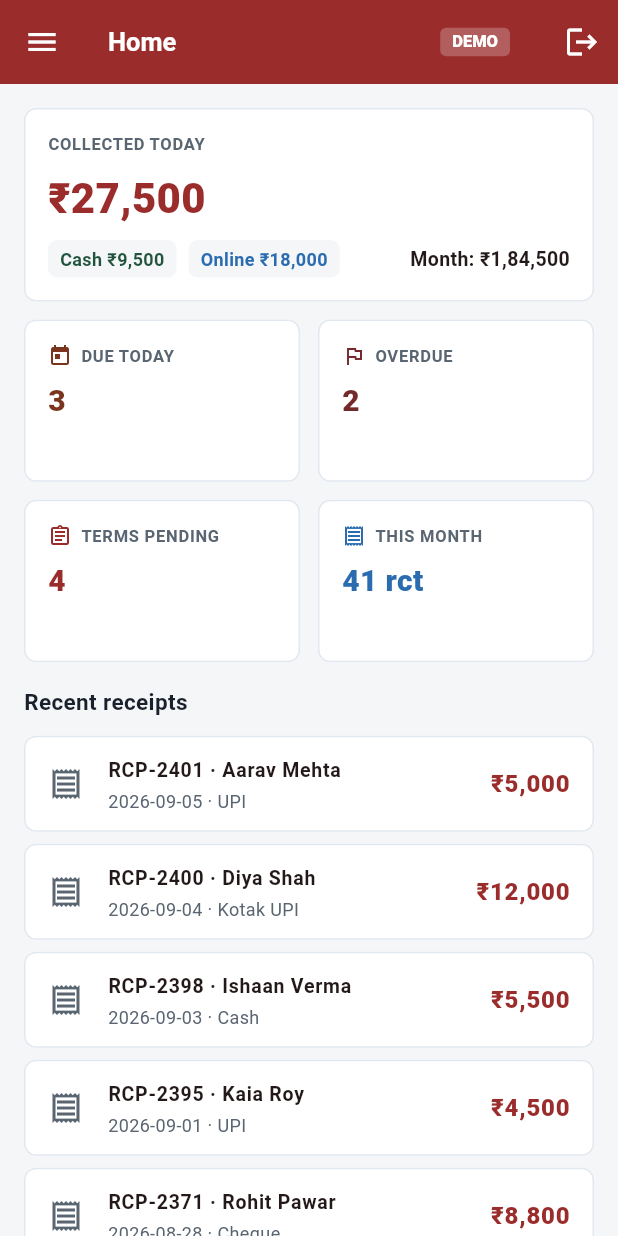
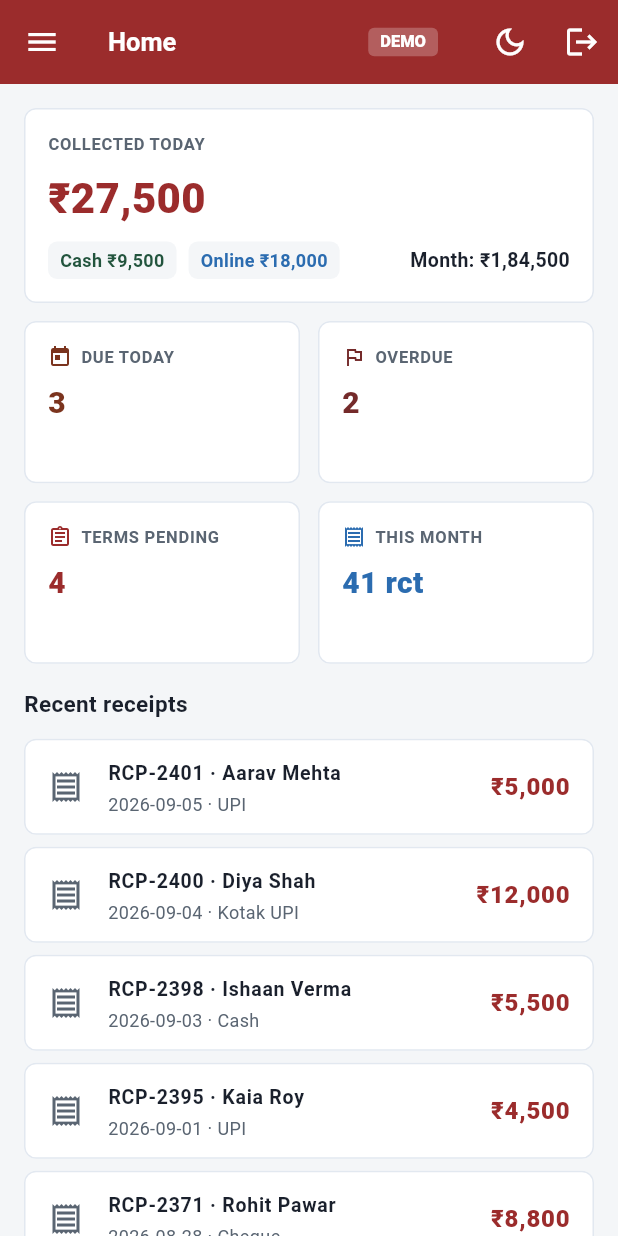
Before and after one commit to stackht/Swar-Mangal, a Flutter app: the screen it shows after launch, after a tap on "Staff", after a tap on "Demo · Founder", on a phone screen of 412 x 824 dp. Run offline on Flutter 3.47's test engine with Material 3 defaults, Android fonts, the phone set to English and light mode, and no system bars; our stand-ins replace shared_preferences.

Commit message:
AcademyOS APK: Apple-quality UX pass — dark mode, motion, skeletons
- Deliberate dark theme (navy surfaces, maroon-tinted primary, dark status
  variants) + persisted toggle (ThemeController, shared_preferences)
- Motion primitives (FadeIn, ViewSwitch, PressScale) fully disabled under
  prefers-reduced-motion; view transitions in the shell
- Shimmer skeletons replace blank spinners on dashboard/students/receipts
- Shared atoms resolve colors from Theme colorScheme (dark-mode correctness
  on every screen); StatusBadge uses dark semantic fg/bg pairs

```diff
--- a/lib/core/theme.dart
+++ b/lib/core/theme.dart
@@ -1,10 +1,12 @@
 import 'package:flutter/material.dart';
+import 'package:shared_preferences/shared_preferences.dart';
 
 /// Design tokens ported from the shared DesignSystem.html (RC3.12) so the
 /// mobile surface keeps the exact visual language of the web apps.
 class AppColors {
   AppColors._();
 
+  // light ("warm neutral + navy ink" per the product language)
   static const ink = Color(0xFF1A202C);
   static const muted = Color(0xFF5A6572);
   static const line = Color(0xFFE2E8F0);
@@ -15,14 +17,30 @@ class AppColors {
   static const primaryDark = Color(0xFF7F2323);
   static const focus = Color(0xFF2B6CB0);
 
+  // dark ("deep navy, deliberately designed — not inverted")
+  static const dInk = Color(0xFFEDF1F7);
+  static const dMuted = Color(0xFF9BA7B6);
+  static const dLine = Color(0xFF2A3442);
+  static const dPageBg = Color(0xFF0F141D);
+  static const dSurface = Color(0xFF161D28);
+  static const dSurfaceAlt = Color(0xFF1D2632);
+
   static const okFg = Color(0xFF22543D);
   static const okBg = Color(0xFFC6F6D5);
+  static const dOkFg = Color(0xFF9AE6B4);
+  static const dOkBg = Color(0xFF1C3A2B);
   static const warnFg = Color(0xFF7B341E);
   static const warnBg = Color(0xFFFEEBC8);
+  static const dWarnFg = Color(0xFFF6C178);
+  static const dWarnBg = Color(0xFF3A2A18);
   static const blockFg = Color(0xFF742A2A);
   static const blockBg = Color(0xFFFED7D7);
+  static const dBlockFg = Color(0xFFF7A8A8);
+  static const dBlockBg = Color(0xFF3B2121);
   static const infoFg = Color(0xFF2A4365);
   static const infoBg = Color(0xFFEBF8FF);
+  static const dInfoFg = Color(0xFF90CDF4);
+  static const dInfoBg = Color(0xFF132B3B);
 }
 
 /// Comfortable touch-first spacing, 4px scale like the web tokens.
@@ -37,51 +55,69 @@ class AppSpace {
   static const s7 = 48.0;
 }
 
-ThemeData buildAppTheme() {
-  final base = ThemeData(
-    useMaterial3: true,
-    colorScheme: ColorScheme.fromSeed(
+class AppTheme {
+  AppTheme._();
+
+  static ThemeData light() => _build(Brightness.light);
+
+  static ThemeData dark() => _build(Brightness.dark);
+
+  static ThemeData _build(Brightness brightness) {
+    final dark = brightness == Brightness.dark;
+    final ink = dark ? AppColors.dInk : AppColors.ink;
+    final muted = dark ? AppColors.dMuted : AppColors.muted;
+    final line = dark ? AppColors.dLine : AppColors.line;
+    final bg = dark ? AppColors.dPageBg : AppColors.pageBg;
+    final surface = dark ? AppColors.dSurface : AppColors.surface;
+    final chipBg = dark ? AppColors.dSurfaceAlt : AppColors.pageBg;
+    final blockFg = dark ? AppColors.dBlockFg : AppColors.blockFg;
+
+    final scheme = ColorScheme.fromSeed(
       seedColor: AppColors.primary,
-      primary: AppColors.primary,
-      surface: AppColors.surface,
-      error: AppColors.blockFg,
-    ),
-    scaffoldBackgroundColor: AppColors.pageBg,
+      brightness: brightness,
+      primary: dark ? Color(0xFFC65F5F) : AppColors.primary,
+      surface: surface,
+      onSurface: ink,
+      onSurfaceVariant: muted,
+      error: blockFg,
     );
 
-  return base.copyWith(
-    appBarTheme: const AppBarTheme(
-      backgroundColor: AppColors.primary,
+    return ThemeData(
+      useMaterial3: true,
+      brightness: brightness,
+      colorScheme: scheme,
+      scaffoldBackgroundColor: bg,
+      appBarTheme: AppBarTheme(
+        backgroundColor: dark ? AppColors.dSurfaceAlt : AppColors.primary,
         foregroundColor: Colors.white,
         elevation: 0,
         centerTitle: false,
-      titleTextStyle: TextStyle(
+        titleTextStyle: const TextStyle(
           color: Colors.white,
           fontSize: 17,
           fontWeight: FontWeight.w700,
         ),
       ),
       cardTheme: CardThemeData(
-      color: AppColors.surface,
+        color: surface,
         elevation: 0,
         shape: RoundedRectangleBorder(
           borderRadius: BorderRadius.circular(8),
-        side: const BorderSide(color: AppColors.line),
+          side: BorderSide(color: line),
         ),
         margin: EdgeInsets.zero,
       ),
       inputDecorationTheme: InputDecorationTheme(
         filled: true,
-      fillColor: AppColors.surface,
-      contentPadding:
-          const EdgeInsets.symmetric(horizontal: AppSpace.s3, vertical: 12),
+        fillColor: surface,
+        contentPadding: const EdgeInsets.symmetric(horizontal: AppSpace.s3, vertical: 12),
         border: OutlineInputBorder(
           borderRadius: BorderRadius.circular(6),
-        borderSide: const BorderSide(color: AppColors.line),
+          borderSide: BorderSide(color: line),
         ),
         enabledBorder: OutlineInputBorder(
           borderRadius: BorderRadius.circular(6),
-        borderSide: const BorderSide(color: AppColors.line),
+          borderSide: BorderSide(color: line),
         ),
         focusedBorder: OutlineInputBorder(
           borderRadius: BorderRadius.circular(6),
@@ -89,20 +125,53 @@ ThemeData buildAppTheme() {
         ),
       ),
       chipTheme: ChipThemeData(
-      backgroundColor: AppColors.pageBg,
-      side: const BorderSide(color: AppColors.line),
+        backgroundColor: chipBg,
+        side: BorderSide(color: line),
         shape: RoundedRectangleBorder(borderRadius: BorderRadius.circular(6)),
       ),
       filledButtonTheme: FilledButtonThemeData(
         style: FilledButton.styleFrom(
-        backgroundColor: AppColors.primary,
+          backgroundColor: scheme.primary,
           minimumSize: const Size(0, AppSpace.s7),
           shape: RoundedRectangleBorder(borderRadius: BorderRadius.circular(6)),
           textStyle: const TextStyle(fontWeight: FontWeight.w700),
         ),
       ),
-    snackBarTheme: const SnackBarThemeData(
-      behavior: SnackBarBehavior.floating,
+      snackBarTheme: const SnackBarThemeData(behavior: SnackBarBehavior.floating),
+      dividerTheme: DividerThemeData(color: line),
+      textTheme: TextTheme(
+        bodyMedium: TextStyle(color: ink, fontSize: 14, height: 1.45),
+        bodySmall: TextStyle(color: muted, fontSize: 12),
+        labelLarge: const TextStyle(fontWeight: FontWeight.w700),
       ),
     );
   }
+}
+
+/// Theme-mode controller backed by persisted preference.
+class ThemeController with ChangeNotifier {
+  ThemeController(this._mode);
+  ThemeMode _mode;
+  ThemeMode get mode => _mode;
+
+  bool get isDark => _mode == ThemeMode.dark;
+
+  Future<void> setMode(ThemeMode mode) async {
+    if (_mode == mode) return;
+    _mode = mode;
+    notifyListeners();
+    await _persist(mode);
+  }
+
+  Future<void> toggle() async => setMode(isDark ? ThemeMode.light : ThemeMode.dark);
+
+  Future<void> _persist(ThemeMode mode) async {
+    final prefs = await SharedPreferences.getInstance();
+    await prefs.setString('theme_mode', mode == ThemeMode.dark ? 'dark' : 'light');
+  }
+
+  static Future<ThemeMode> restore() async {
+    final prefs = await SharedPreferences.getInstance();
+    return prefs.getString('theme_mode') == 'dark' ? ThemeMode.dark : ThemeMode.light;
+  }
+}
--- a/lib/main.dart
+++ b/lib/main.dart
@@ -7,23 +7,32 @@ import 'screens/founder/founder_shell.dart';
 import 'screens/staff/staff_shell.dart';
 import 'state/auth_provider.dart';
 
-void main() {
+Future<void> main() async {
   WidgetsFlutterBinding.ensureInitialized();
-  runApp(const AcademyApp());
+  final mode = await ThemeController.restore();
+  runApp(AcademyApp(initialTheme: mode));
 }
 
 class AcademyApp extends StatelessWidget {
-  const AcademyApp({super.key});
+  const AcademyApp({super.key, this.initialTheme = ThemeMode.light});
+  final ThemeMode initialTheme;
 
   @override
   Widget build(BuildContext context) {
-    return ChangeNotifierProvider(
-      create: (_) => AuthProvider(),
-      child: MaterialApp(
-        title: 'SwarMangal AcademyOS',
-        debugShowCheckedModeBanner: false,
-        theme: buildAppTheme(),
-        home: const Gate(),
+    return MultiProvider(
+      providers: [
+        ChangeNotifierProvider(create: (_) => AuthProvider()),
+        ChangeNotifierProvider(create: (_) => ThemeController(initialTheme)),
+      ],
+      child: Consumer<ThemeController>(
+        builder: (context, theme, _) => MaterialApp(
+          title: 'SwarMangal AcademyOS',
+          debugShowCheckedModeBanner: false,
+          theme: AppTheme.light(),
+          darkTheme: AppTheme.dark(),
+          themeMode: theme.mode,
+          home: const Gate(),
+        ),
       ),
     );
   }
--- a/lib/screens/shared/dashboard_screen.dart
+++ b/lib/screens/shared/dashboard_screen.dart
@@ -5,6 +5,7 @@ import '../../../core/api.dart';
 import '../../../core/theme.dart';
 import '../../../models/models.dart';
 import '../../../state/auth_provider.dart';
+import '../../../widgets/anim.dart';
 import '../../../widgets/atoms.dart';
 
 /// Founder home: today's money + recent receipts + fee buckets.
@@ -83,7 +84,7 @@ class _BodyState extends State<_Body> {
   @override
   Widget build(BuildContext context) {
     if (_busy && _metrics == null) {
-      return const Center(child: CircularProgressIndicator());
+      return const SkeletonList(rows: 8);
     }
     if (_error != null && _metrics == null && _dues == null) {
       return ErrorView(_error!, onRetry: _fetch);
@@ -141,7 +142,12 @@ class _BodyState extends State<_Body> {
       child: Padding(
         padding: const EdgeInsets.all(AppSpace.s4),
         child: Column(crossAxisAlignment: CrossAxisAlignment.start, children: [
-          Text('COLLECTED TODAY', style: TextStyle(fontSize: 11, fontWeight: FontWeight.w700, letterSpacing: .5, color: AppColors.muted)),
+          Text('COLLECTED TODAY',
+              style: TextStyle(
+                  fontSize: 11,
+                  fontWeight: FontWeight.w700,
+                  letterSpacing: .5,
+                  color: Theme.of(context).colorScheme.onSurfaceVariant)),
           const SizedBox(height: AppSpace.s2),
           Text(inr(m.todayCollection), style: const TextStyle(fontSize: 28, fontWeight: FontWeight.w800, color: AppColors.primary)),
           const SizedBox(height: AppSpace.s2),
@@ -209,7 +215,7 @@ class _BodyState extends State<_Body> {
         contentPadding: const EdgeInsets.symmetric(horizontal: AppSpace.s4, vertical: 0),
         leading: const Icon(Icons.receipt_outlined, color: AppColors.muted),
         title: Text('${r.receiptNo} · ${r.student}', style: const TextStyle(fontWeight: FontWeight.w600, fontSize: 13)),
-        subtitle: Text('${r.date} · ${r.mode}', style: const TextStyle(fontSize: 12, color: AppColors.muted)),
+        subtitle: Text('${r.date} · ${r.mode}', style: TextStyle(fontSize: 12, color: Theme.of(context).colorScheme.onSurfaceVariant)),
         trailing: AmountText(r.amount),
       ),
     );
--- a/lib/screens/shared/receipts_screen.dart
+++ b/lib/screens/shared/receipts_screen.dart
@@ -5,6 +5,7 @@ import '../../core/api.dart';
 import '../../core/theme.dart';
 import '../../models/models.dart';
 import '../../state/auth_provider.dart';
+import '../../widgets/anim.dart';
 import '../../widgets/atoms.dart';
 import 'receipt_detail_screen.dart';
 
@@ -84,7 +85,7 @@ class _ReceiptsScreenState extends State<ReceiptsScreen> {
       ),
       Expanded(
         child: _busy
-            ? const Center(child: CircularProgressIndicator())
+            ? const SkeletonList(rows: 6)
             : _error != null && _rows.isEmpty
                 ? ErrorView(_error!, onRetry: () => _search(_q.text))
                 : _rows.isEmpty
--- a/lib/screens/shared/students_screen.dart
+++ b/lib/screens/shared/students_screen.dart
@@ -5,6 +5,7 @@ import '../../core/api.dart';
 import '../../core/theme.dart';
 import '../../models/models.dart';
 import '../../state/auth_provider.dart';
+import '../../widgets/anim.dart';
 import '../../widgets/atoms.dart';
 import 'student_profile_screen.dart';
 import 'add_student_screen.dart';
@@ -113,7 +114,7 @@ class _StudentsScreenState extends State<StudentsScreen> {
           ]),
         ),
         if (_busy)
-          const Expanded(child: Center(child: CircularProgressIndicator()))
+          const Expanded(child: SkeletonList(rows: 7))
         else if (!widget.staff && _classFilter != 'ALL' && _rows.isEmpty && !_busy && _error == null)
           Expanded(
             child: Center(
--- a/lib/screens/shell/shell_nav.dart
+++ b/lib/screens/shell/shell_nav.dart
@@ -3,6 +3,7 @@ import 'package:provider/provider.dart';
 
 import '../../core/theme.dart';
 import '../../state/auth_provider.dart';
+import '../../widgets/anim.dart';
 import '../../widgets/atoms.dart';
 
 /// Inherited handle letting a body screen switch the shell's current view.
@@ -83,6 +84,13 @@ class _DrawerShellState extends State<DrawerShell> {
         ]),
         actions: [
           if (widget.headerTrailing != null) widget.headerTrailing!,
+          Consumer<ThemeController>(
+            builder: (context, theme, _) => IconButton(
+              tooltip: theme.isDark ? 'Light mode' : 'Dark mode',
+              icon: Icon(theme.isDark ? Icons.light_mode_outlined : Icons.dark_mode_outlined),
+              onPressed: theme.toggle,
+            ),
+          ),
           IconButton(
             tooltip: 'Sign out',
             icon: const Icon(Icons.logout),
@@ -91,9 +99,14 @@ class _DrawerShellState extends State<DrawerShell> {
         ],
       ),
       drawer: _drawer(context, auth),
-      body: ShellNavigator(
-        go: _go,
-        child: widget.buildBody(context, _current),
+      body: ViewSwitch(
+        child: ShellNavigator(
+          go: _go,
+          child: KeyedSubtree(
+            key: ValueKey<String>(_current),
+            child: widget.buildBody(context, _current),
+          ),
+        ),
       ),
     );
   }
--- /dev/null
+++ b/lib/widgets/anim.dart
@@ -0,0 +1,233 @@
+import 'package:flutter/material.dart';
+
+/// Motion primitives for the app shell + lists.
+/// EVERY animation here is disabled when the OS prefers reduced motion
+/// (MediaQuery.disableAnimationsOf) — the prompt's accessibility rule.
+
+bool reduceMotion(BuildContext context) => MediaQuery.disableAnimationsOf(context);
+
+/// Fade + subtle rise on entry, optionally stagger-delayed for lists.
+class FadeIn extends StatefulWidget {
+  const FadeIn({super.key, required this.child, this.delay = Duration.zero, this.offset = 12});
+  final Widget child;
+  final Duration delay;
+  final double offset;
+  @override
+  State<FadeIn> createState() => _FadeInState();
+}
+
+class _FadeInState extends State<FadeIn> with SingleTickerProviderStateMixin {
+  late final AnimationController _c;
+  late final Animation<double> _op;
+  late final Animation<double> _dy;
+
+  @override
+  void initState() {
+    super.initState();
+    _c = AnimationController(
+      vsync: this,
+      duration: const Duration(milliseconds: 320),
+    )..forward();
+    final curved = CurvedAnimation(parent: _c, curve: Curves.easeOutCubic);
+    _op = curved;
+    _dy = Tween<double>(begin: widget.offset, end: 0).animate(curved);
+    if (widget.delay > Duration.zero) {
+      // schedule: reset to 0 then forward after delay
+      _c.stop();
+      Future<void>.delayed(widget.delay, () {
+        if (mounted) _c.forward();
+      });
+    }
+  }
+
+  @override
+  void dispose() {
+    _c.dispose();
+    super.dispose();
+  }
+
+  @override
+  Widget build(BuildContext context) {
+    if (reduceMotion(context)) return widget.child;
+    return AnimatedBuilder(
+      animation: _c,
+      child: widget.child,
+      builder: (context, child) => Opacity(
+        opacity: _op.value,
+        child: Transform.translate(offset: Offset(0, _dy.value), child: child),
+      ),
+    );
+  }
+}
+
+/// Cross-view transition for the shell body — subtle, fast.
+class ViewSwitch extends StatelessWidget {
+  const ViewSwitch({super.key, required this.child});
+  final Widget child;
+  @override
+  Widget build(BuildContext context) {
+    return AnimatedSwitcher(
+      duration: reduceMotion(context)
+          ? Duration.zero
+          : const Duration(milliseconds: 240),
+      switchInCurve: Curves.easeOutCubic,
+      switchOutCurve: Curves.easeInCubic,
+      transitionBuilder: (child, anim) => FadeTransition(
+        opacity: anim,
+        child: reduceMotion(context)
+            ? child
+            : SlideTransition(
+                position: Tween<Offset>(
+                  begin: const Offset(0, 0.012),
+                  end: Offset.zero,
+                ).animate(anim),
+                child: child,
+              ),
+      ),
+      child: KeyedSubtree(key: ValueKey<String?>(_viewKey(child)), child: child),
+    );
+  }
+
+  String? _viewKey(Widget child) {
+    // Encode a stable key from the subtree's first key if present.
+    final key = child.key;
+    return key?.toString();
+  }
+}
+
+/// Subtle press-scale for tappable cards. No-op under reduced motion.
+class PressScale extends StatefulWidget {
+  const PressScale({super.key, required this.child, this.scale = 0.985});
+  final Widget child;
+  final double scale;
+  @override
+  State<PressScale> createState() => _PressScaleState();
+}
+
+class _PressScaleState extends State<PressScale> {
+  bool _pressed = false;
+  @override
+  Widget build(BuildContext context) {
+    return GestureDetector(
+      behavior: HitTestBehavior.opaque,
+      onTapDown: (_) {
+        if (!reduceMotion(context)) setState(() => _pressed = true);
+      },
+      onTapCancel: () {
+        if (_pressed) setState(() => _pressed = false);
+      },
+      onTapUp: (_) {
+        if (_pressed) setState(() => _pressed = false);
+      },
+      child: AnimatedScale(
+        scale: _pressed ? widget.scale : 1,
+        duration: reduceMotion(context)
+            ? Duration.zero
+            : const Duration(milliseconds: 110),
+        curve: Curves.easeOutCubic,
+        child: widget.child,
+      ),
+    );
+  }
+}
+
+/// Shimmering placeholder that matches card geometry (no layout shift).
+class SkeletonBlock extends StatefulWidget {
+  const SkeletonBlock({super.key, this.height = 14, this.width, this.radius = 6});
+  final double height;
+  final double? width;
+  final double radius;
+  @override
+  State<SkeletonBlock> createState() => _SkeletonBlockState();
+}
+
+class _SkeletonBlockState extends State<SkeletonBlock>
+    with SingleTickerProviderStateMixin {
+  late final AnimationController _c;
+
+  @override
+  void initState() {
+    super.initState();
+    _c = AnimationController(
+      vsync: this,
+      duration: const Duration(milliseconds: 1100),
+      lowerBound: 0.35,
+    )..repeat(reverse: true);
+  }
+
+  @override
+  void dispose() {
+    _c.dispose();
+    super.dispose();
+  }
+
+  @override
+  Widget build(BuildContext context) {
+    final scheme = Theme.of(context).colorScheme;
+    return Container(
+      height: widget.height,
+      width: widget.width,
+      decoration: BoxDecoration(
+        color: _c.value == 0
+            ? scheme.surfaceContainerHighest
+            : scheme.surfaceContainerHighest,
+        borderRadius: BorderRadius.circular(widget.radius),
+      ),
+      child: reduceMotion(context)
+          ? null
+          : AnimatedBuilder(
+              animation: _c,
+              builder: (_, _) => Container(
+                decoration: BoxDecoration(
+                  borderRadius: BorderRadius.circular(widget.radius),
+                  gradient: LinearGradient(
+                    colors: [
+                      scheme.surfaceContainerHighest,
+                      scheme.surfaceContainerHigh,
+                      scheme.surfaceContainerHighest,
+                    ],
+                    stops: [0, _c.value, 1],
+                  ),
+                ),
+              ),
+            ),
+    );
+  }
+}
+
+/// Vertical skeleton layout used while list/dashboards load.
+class SkeletonList extends StatelessWidget {
+  const SkeletonList({super.key, this.rows = 6, this.header = true});
+  final int rows;
+  final bool header;
+  @override
+  Widget build(BuildContext context) {
+    return ListView(
+      physics: const NeverScrollableScrollPhysics(),
+      padding: const EdgeInsets.all(16),
+      children: [
+        if (header) ...[
+          const SkeletonBlock(height: 22, width: 160),
+          const SizedBox(height: 12),
+        ],
+        for (var i = 0; i < rows; i++)
+          Padding(
+            padding: const EdgeInsets.only(bottom: 12),
+            child: Container(
+              padding: const EdgeInsets.all(14),
+              decoration: BoxDecoration(
+                color: Theme.of(context).colorScheme.surface,
+                borderRadius: BorderRadius.circular(10),
+                border: Border.all(color: Theme.of(context).colorScheme.outlineVariant),
+              ),
+              child: Column(crossAxisAlignment: CrossAxisAlignment.start, children: const [
+                SkeletonBlock(height: 15, width: double.infinity),
+                SizedBox(height: 8),
+                SkeletonBlock(height: 12, width: 140),
+              ]),
+            ),
+          ),
+      ],
+    );
+  }
+}
--- a/lib/widgets/atoms.dart
+++ b/lib/widgets/atoms.dart
@@ -9,12 +9,17 @@ class SectionTitle extends StatelessWidget {
   const SectionTitle(this.text, {super.key});
   final String text;
   @override
-  Widget build(BuildContext context) => Padding(
+  Widget build(BuildContext context) {
+    final scheme = Theme.of(context).colorScheme;
+    return Padding(
       padding: const EdgeInsets.only(top: AppSpace.s4, bottom: AppSpace.s3),
       child: Text(text,
-            style: const TextStyle(
-                fontSize: 15, fontWeight: FontWeight.w700, color: AppColors.ink)),
+          style: TextStyle(
+              fontSize: 15,
+              fontWeight: FontWeight.w700,
+              color: scheme.onSurface)),
     );
+  }
 }
 
 class StatTile extends StatelessWidget {
@@ -62,7 +67,9 @@ class InfoRow extends StatelessWidget {
   final String value;
   final bool money;
   @override
-  Widget build(BuildContext context) => Padding(
+  Widget build(BuildContext context) {
+    final scheme = Theme.of(context).colorScheme;
+    return Padding(
       padding: const EdgeInsets.symmetric(vertical: AppSpace.s2),
       child: Row(
         crossAxisAlignment: CrossAxisAlignment.start,
@@ -70,18 +77,19 @@ class InfoRow extends StatelessWidget {
           SizedBox(
             width: 130,
             child: Text(label,
-                  style: const TextStyle(fontSize: 12, color: AppColors.muted)),
+                style: TextStyle(fontSize: 12, color: scheme.onSurfaceVariant)),
           ),
           Expanded(
             child: Text(value,
                 style: TextStyle(
                     fontSize: 14,
                     fontWeight: money ? FontWeight.w700 : FontWeight.w500,
-                      color: AppColors.ink)),
+                    color: scheme.onSurface)),
           ),
         ],
       ),
     );
+  }
 }
 
 class StatusBadge extends StatelessWidget {
@@ -120,12 +128,33 @@ class StatusBadge extends StatelessWidget {
   @override
   Widget build(BuildContext context) {
     final p = paint(text);
+    final dark = Theme.of(context).brightness == Brightness.dark;
+    final fg = dark ? _darkFg(p.fg) : p.fg;
+    final bg = dark ? _darkBg(p.bg) : p.bg;
     return Container(
       padding: const EdgeInsets.symmetric(horizontal: AppSpace.s2, vertical: 3),
-      decoration: BoxDecoration(color: p.bg, borderRadius: BorderRadius.circular(4)),
+      decoration: BoxDecoration(color: bg, borderRadius: BorderRadius.circular(4)),
       child: Text(p.label,
-          style: TextStyle(fontSize: 12, fontWeight: FontWeight.w700, color: p.fg)),
+          style: TextStyle(fontSize: 12, fontWeight: FontWeight.w700, color: fg)),
     );
+  }
+
+  static Color _darkFg(Color light) {
+    if (light == AppColors.okFg) return AppColors.dOkFg;
+    if (light == AppColors.warnFg) return AppColors.dWarnFg;
+    if (light == AppColors.blockFg) return AppColors.dBlockFg;
+    if (light == AppColors.infoFg) return AppColors.dInfoFg;
+    if (light == AppColors.muted) return AppColors.dMuted;
+    return light;
+  }
+
+  static Color _darkBg(Color light) {
+    if (light == AppColors.okBg) return AppColors.dOkBg;
+    if (light == AppColors.warnBg) return AppColors.dWarnBg;
+    if (light == AppColors.blockBg) return AppColors.dBlockBg;
+    if (light == AppColors.infoBg) return AppColors.dInfoBg;
+    if (light == AppColors.pageBg) return AppColors.dPageBg;
+    return light;
   }
 }
 
@@ -146,18 +175,21 @@ class EmptyState extends StatelessWidget {
   final String message;
   final IconData icon;
   @override
-  Widget build(BuildContext context) => Center(
+  Widget build(BuildContext context) {
+    final scheme = Theme.of(context).colorScheme;
+    return Center(
       child: Padding(
         padding: const EdgeInsets.all(AppSpace.s6),
         child: Column(mainAxisSize: MainAxisSize.min, children: [
-            Icon(icon, size: 42, color: AppColors.muted.withValues(alpha: .5)),
+          Icon(icon, size: 42, color: scheme.onSurfaceVariant.withValues(alpha: .5)),
           const SizedBox(height: AppSpace.s3),
           Text(message,
               textAlign: TextAlign.center,
-                style: const TextStyle(color: AppColors.muted)),
+              style: TextStyle(color: scheme.onSurfaceVariant)),
         ]),
       ),
     );
+  }
 }
 
 class ErrorView extends StatelessWidget {
@@ -204,9 +236,11 @@ class LoadingButton extends StatelessWidget {
     final bg = destructive
         ? AppColors.blockFg
         : secondary
-            ? AppColors.surface
+            ? Theme.of(context).colorScheme.surface
             : AppColors.primary;
-    final fg = secondary ? AppColors.ink.withValues(alpha: .8) : Colors.white;
+    final fg = secondary
+        ? Theme.of(context).colorScheme.onSurface.withValues(alpha: .85)
+        : Colors.white;
     final border = secondary ? BorderSide(color: AppColors.line) : BorderSide.none;
     return SizedBox(
       width: double.infinity,
```
Lines whose indentation alone changed are shown as unchanged.
